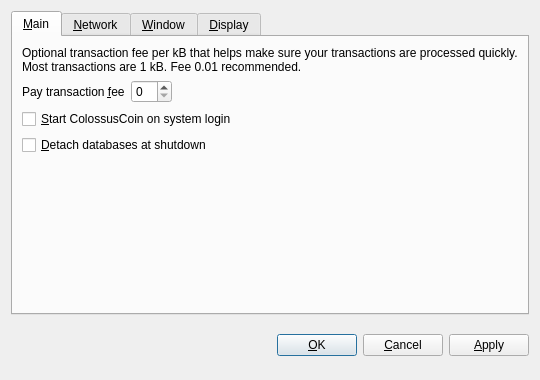
Qt form src/qt/forms/optionsdialog.ui (CoinWayne/test9) before a commit.
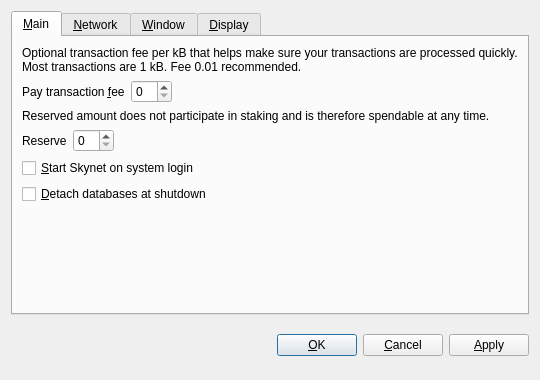
The same form after that commit. Custom widgets are drawn as their Qt base class.

Commit message: skynet to cv2

```diff
--- a/src/qt/forms/optionsdialog.ui
+++ b/src/qt/forms/optionsdialog.ui
@@ -62,7 +62,53 @@
           <widget class="BitcoinAmountField" name="transactionFee"/>
          </item>
          <item>
-          <spacer name="horizontalSpacer_Main">
+          <spacer name="horizontalSpacerFee">
+           <property name="orientation">
+            <enum>Qt::Horizontal</enum>
+           </property>
+           <property name="sizeHint" stdset="0">
+            <size>
+             <width>40</width>
+             <height>20</height>
+            </size>
+           </property>
+          </spacer>
+         </item>
+        </layout>
+       </item>
+       <item>
+        <widget class="QLabel" name="reserveBalanceInfoLabel">
+         <property name="text">
+          <string>Reserved amount does not participate in staking and is therefore spendable at any time.</string>
+         </property>
+         <property name="textFormat">
+          <enum>Qt::PlainText</enum>
+         </property>
+         <property name="wordWrap">
+          <bool>true</bool>
+         </property>
+        </widget>
+       </item>
+       <item>
+        <layout class="QHBoxLayout" name="horizontalLayoutReserveBalance">
+         <item>
+          <widget class="QLabel" name="reserveBalanceLabel">
+           <property name="text">
+            <string>Reserve</string>
+           </property>
+           <property name="textFormat">
+            <enum>Qt::PlainText</enum>
+           </property>
+           <property name="buddy">
+            <cstring>reserveBalance</cstring>
+           </property>
+          </widget>
+         </item>
+         <item>
+          <widget class="BitcoinAmountField" name="reserveBalance"/>
+         </item>
+         <item>
+          <spacer name="horizontalSpacerReserveBalance">
            <property name="orientation">
             <enum>Qt::Horizontal</enum>
            </property>
@@ -82,7 +128,7 @@
           <string>Automatically start ColossusCoin after logging in to the system.</string>
          </property>
          <property name="text">
-          <string>&amp;Start ColossusCoin on system login</string>
+          <string>&amp;Start Skynet on system login</string>
          </property>
         </widget>
        </item>
```
Left out of the diff: 12 changed lines with no effect on the pictures. The commit also changes 477 other files.
